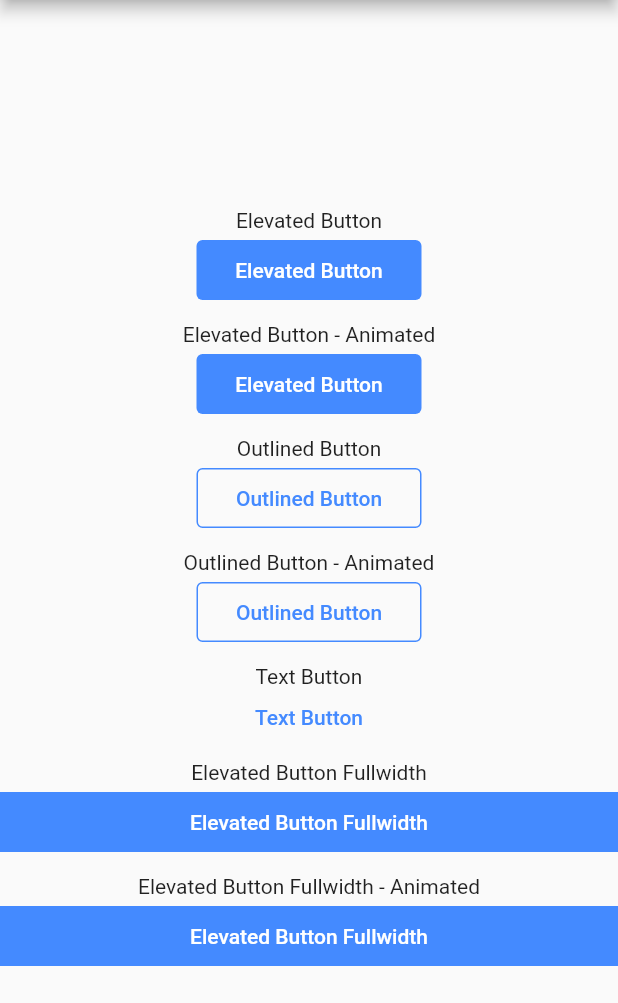
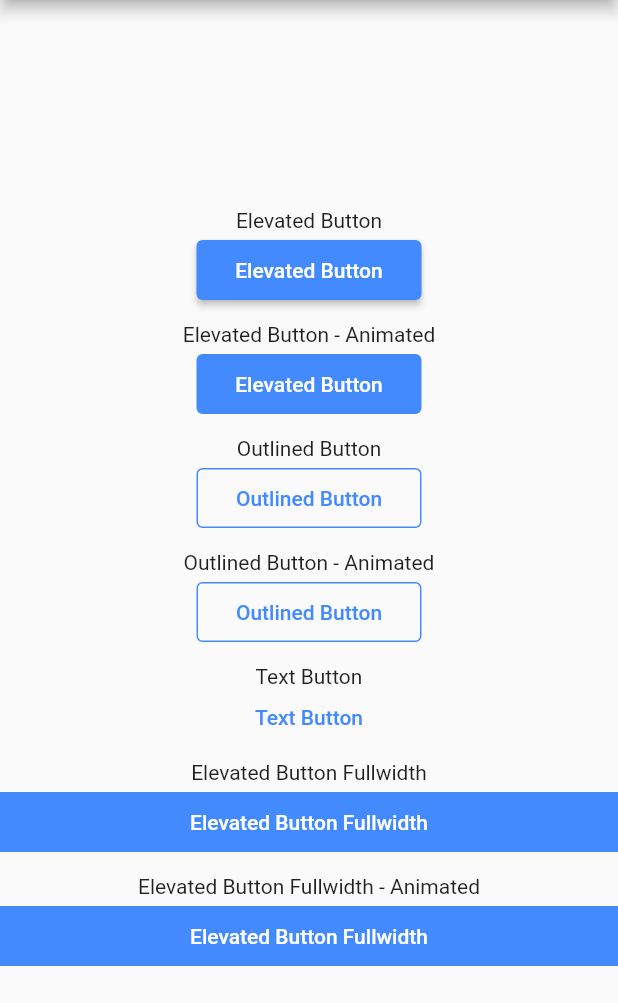
Before and after one commit to usefulteam/easy_loading_button, a Flutter app: the screen it shows after launch, on a phone screen of 412 x 824 dp, the part 84-1087 px from its top. Run offline on Flutter 3.47's test engine with Material 2 defaults, Android fonts, the phone set to English and light mode, and no system bars.

Commit message:
add `elevation` parameter, update README & demo

```diff
--- a/example/lib/main.dart
+++ b/example/lib/main.dart
@@ -14,6 +14,7 @@ class MyApp extends StatelessWidget {
   Widget build(BuildContext context) {
     return MaterialApp(
       title: 'Flutter Loading Button',
+      debugShowCheckedModeBanner: false,
       theme: ThemeData(
         primarySwatch: Colors.blue,
       ),
@@ -82,6 +83,7 @@ class _MyHomePageState extends State<MyHomePage> {
               width: 150.0,
               height: 40.0,
               borderRadius: 4.0,
+              elevation: 2.0,
               contentGap: 6.0,
               buttonColor: Colors.blueAccent,
               onPressed: onButtonPressed,
--- a/example/pubspec.yaml
+++ b/example/pubspec.yaml
@@ -15,7 +15,7 @@ publish_to: 'none' # Remove this line if you wish to publish to pub.dev
 # In iOS, build-name is used as CFBundleShortVersionString while build-number used as CFBundleVersion.
 # Read more about iOS versioning at
 # https://developer.apple.com/library/archive/documentation/General/Reference/InfoPlistKeyReference/Articles/CoreFoundationKeys.html
-version: 0.1.0
+version: 0.2.0
 
 environment:
   sdk: ">=2.16.2 <3.0.0"
--- a/lib/easy_button.dart
+++ b/lib/easy_button.dart
@@ -25,16 +25,25 @@ class EasyButton extends StatefulWidget {
   /// If this is set to `false`, you might want to also check the `useEqualLoadingStateWidgetDimension` parameter and set it to `true`.
   final bool useWidthAnimation;
 
-  /// `useEqualLoadingStateWidgetDimension` will be ignored if `useWidthAnimation` value is `true`.
+  /// Whether or not to force the `loadingStateWidget` to have equal dimension when `useWidthAnimation` is set to false.
+  ///
+  /// This is useful when you are using `CircularProgressIndicator` as the `loadingStateWidget`.
+  ///
+  /// This parameter will be ignored when `useWidthAnimation` value is `true`.
   final bool useEqualLoadingStateWidgetDimension;
   final double width;
   final double height;
 
-  /// The button's vertical & horizontal padding.
+  /// The gap between button and it's content.
   ///
   /// This will be ignored when the `type` parameter value is set to `EasyButtonType.text`
   final double contentGap;
   final double borderRadius;
+
+  /// The elevation of the button.
+  ///
+  /// This will only be applied when the `type` parameter value is `EasyButtonType.elevated`
+  final double elevation;
 
   /// Color for the button.
   ///
@@ -57,6 +66,7 @@ class EasyButton extends StatefulWidget {
     this.height = 40.0,
     this.contentGap = 0.0,
     this.borderRadius = 0.0,
+    this.elevation = 0.0,
     this.buttonColor = Colors.blueAccent,
     this.onPressed,
   }) : super(key: key);
@@ -129,7 +139,7 @@ class _EasyButtonState extends State<EasyButton> with TickerProviderStateMixin {
     final ButtonStyle elevatedButtonStyle = ElevatedButton.styleFrom(
       padding: padding,
       primary: buttonColor,
-      elevation: 0.0,
+      elevation: widget.elevation,
       shape: shape,
     );
 
--- a/pubspec.yaml
+++ b/pubspec.yaml
@@ -1,6 +1,6 @@
 name: easy_loading_button
 description: A simple & easy to use flutter progress / loading button.
-version: 0.1.0
+version: 0.2.0
 homepage: https://pub.dev/packages/easy_loading_button
 
 environment:
```
Also changed, not shown: example/assets/easy_loading_button.gif (added), example/pubspec.lock, 3 other files.
